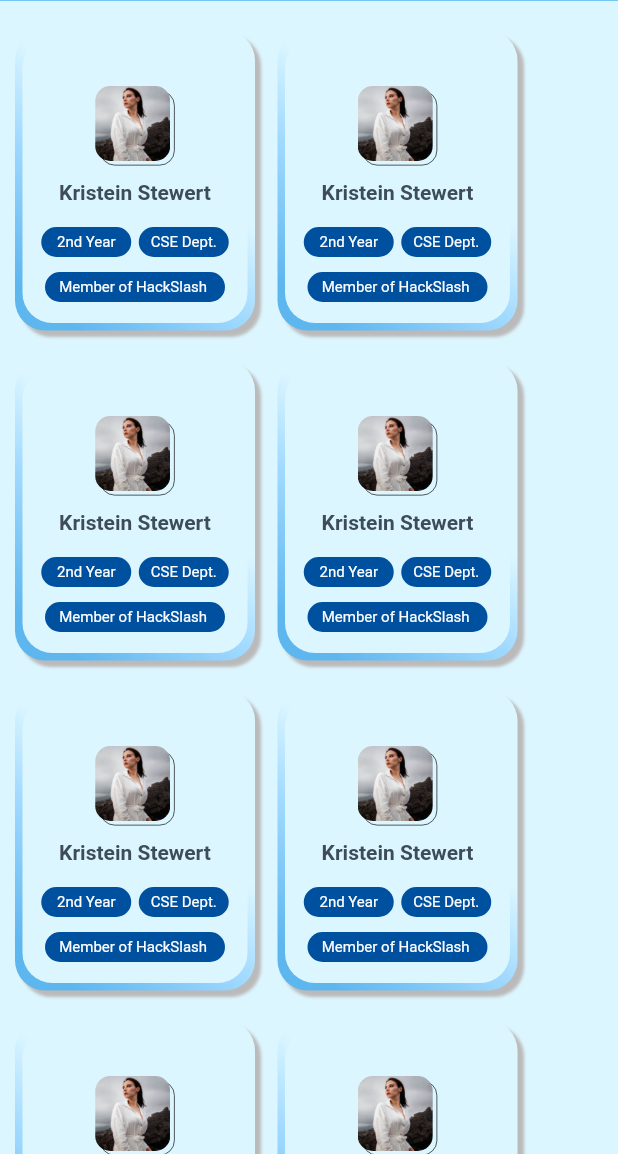
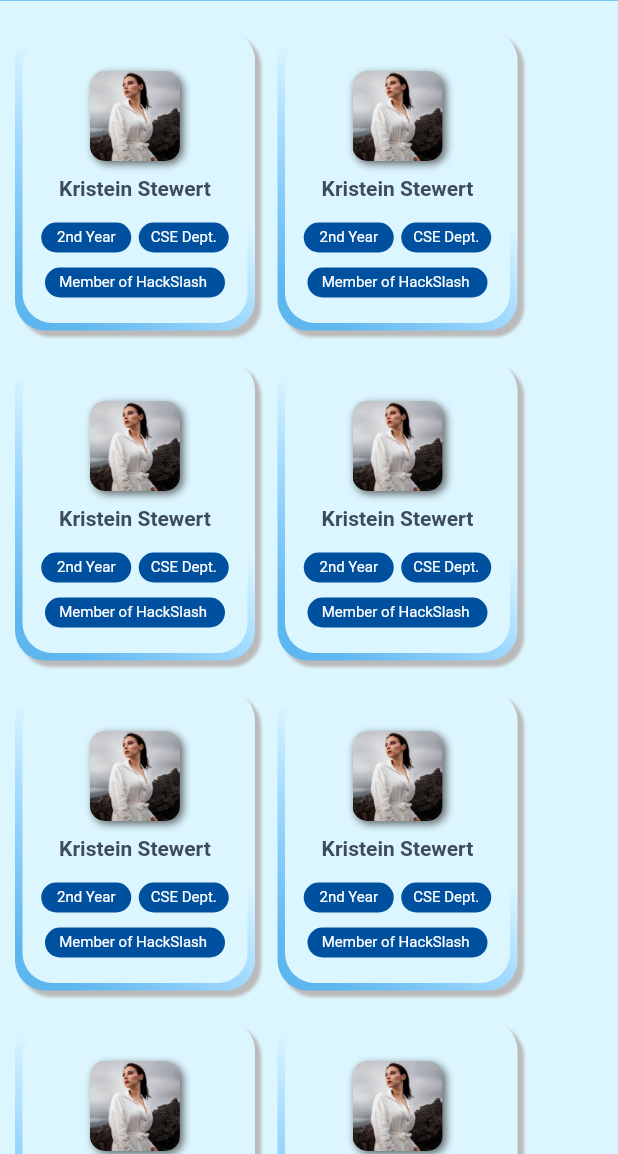
Before and after one commit to divyansh12git/application, a Flutter app: the AI_ML screen opened by its route, on a phone screen of 412 x 824 dp, the part 82-1236 px from its top. Run offline on Flutter 3.47's test engine with Material 2 defaults, Android fonts, the phone set to English and light mode, and no system bars.

Commit message:
8th commit

```diff
--- a/lib/widgets/profile_card.dart
+++ b/lib/widgets/profile_card.dart
@@ -49,21 +49,25 @@ class _ProfileCardState extends State<ProfileCard> {
               children:[
                 Stack(
                   children: [
-                     Container(
+                    //  Container(
 
-                    margin: EdgeInsets.only(top: 33,left:3),
-                    height: 50,
-                    width: 50,
+                    // margin: EdgeInsets.only(top: 32,left:2),
+                    // height: 50,
+                    // width: 50,
+                    // decoration: BoxDecoration(
+
+                    //   borderRadius: BorderRadius.all(Radius.circular(10)),
+                    //   border:Border.all(width: 0.5,color:Color.fromARGB(221, 0, 0, 0))
+                    // )),
+                    Container(
+                    margin: EdgeInsets.only(top: 20,),
+                    height: 60,
+                    width: 60,
                     decoration: BoxDecoration(
-
-                      borderRadius: BorderRadius.all(Radius.circular(10)),
-                      border:Border.all(width: 0.5,color:Color.fromARGB(221, 0, 0, 0))
-                    )),
-                    Container(
-                    margin: EdgeInsets.only(top: 30),
-                    height: 50,
-                    width: 50,
-                    decoration: BoxDecoration(
+                      boxShadow: [BoxShadow(
+                        color: Color.fromARGB(191, 52, 51, 51),
+                         blurRadius: 4.0,offset: Offset(2, 2)
+                      ),],
                       borderRadius: BorderRadius.all(Radius.circular(10)),
                       image: DecorationImage(
                           image: AssetImage("images/default_dp.png"),
```
